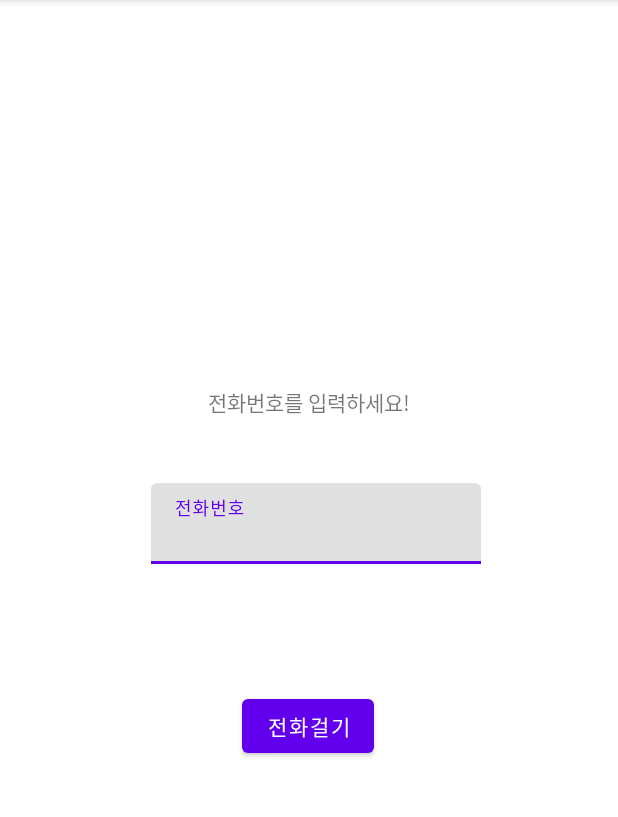
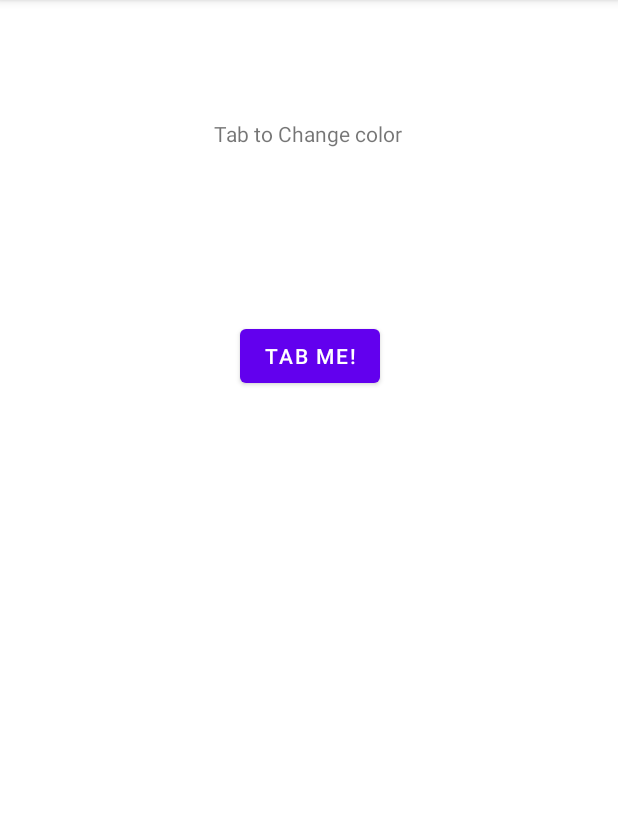
Before and after one commit to yusunghyun/ChaChaGo, an Android app: the screen it shows after launch (MainActivity), on a phone screen of 412 x 824 dp, the part 84-901 px from its top. Run offline under Robolectric (Android 15) with nearby library versions, the light colour scheme and no system bars.

Commit message:
add : second assignment(color text)

```diff
--- a/app/src/main/java/com/example/myapplication/MainActivity.kt
+++ b/app/src/main/java/com/example/myapplication/MainActivity.kt
@@ -1,51 +1,29 @@
 package com.example.myapplication
 
-import android.content.Intent
-import android.content.Intent.createChooser
-import android.net.Uri
+import android.graphics.Color
 import android.os.Bundle
 import android.util.Log
 import android.view.*
 import android.widget.*
-import androidx.activity.result.contract.ActivityResultContracts
 import androidx.appcompat.app.AppCompatActivity
-import com.google.android.material.textfield.TextInputEditText
 import java.util.*
 
 class MainActivity : AppCompatActivity() {
-
-    val requestLauncher = registerForActivityResult(
-        ActivityResultContracts.StartActivityForResult()
-    ) {
-        // 수신 하는 곳. "grade"라는 키워드로 스트링 추출하여 존재 시 토스트 띄움.
-        val receivedText: String? = it.data?.getStringExtra("phoneNumber")
-
-        if (receivedText != null) {
-            Toast.makeText(
-                this,
-                "You can’t call to $receivedText !!!!",
-                Toast.LENGTH_SHORT
-            ).show()
-        }
-    }
-
     override fun onCreate(savedInstanceState: Bundle?) {
         super.onCreate(savedInstanceState)
 
         setContentView(R.layout.activity_main)
 
-        val tBtn: Button = findViewById(R.id.buttonSay)
-        // textInput id 가져오기
-        val tInput: TextInputEditText = findViewById(R.id.phoneInput)
+        val colorText: TextView = findViewById(R.id.colorText)
+        val colorButton: Button = findViewById(R.id.setColorButton)
 
-        tBtn.setOnClickListener {
-            // 전화앱을 띄워주는 역할을 합니다. 이 람다 밖으로 빼면 tel에 입력이 안되어있어서 안으로 넣었습니다...뭘까요..ㅠㅜ
-            val telUri: Uri = Uri.parse("tel:${tInput.text}")
-            // chooser와 함께 위 tel을 띄웁니다. 매니페스트.xml에 미리 action.DIAL과 tel을 넣어놓았습니다.
-            val chooserIntent = Intent(Intent.ACTION_DIAL, telUri).run {
-                createChooser(this, "Which app to use?")
-            }
-            requestLauncher.launch(chooserIntent)
+        colorButton.setOnClickListener {
+            val r: Int = (0..255).random()
+            val g: Int = (0..255).random()
+            val b: Int = (0..255).random()
+
+            colorText.setTextColor(Color.rgb(r, g, b))
+            colorText.text = "COLOR: ${r}r ${g}g ${b}b"
         }
     }
 
--- a/app/src/main/res/layout/activity_main.xml
+++ b/app/src/main/res/layout/activity_main.xml
@@ -6,48 +6,32 @@
     android:layout_height="match_parent"
     tools:context=".MainActivity">
 
+
     <TextView
-        android:id="@+id/textSay"
+        android:id="@+id/colorText"
         android:layout_width="wrap_content"
         android:layout_height="wrap_content"
-        android:layout_marginTop="200dp"
-        android:layout_marginBottom="100dp"
-        android:text="전화번호를 입력하세요!"
-        app:layout_constraintBottom_toBottomOf="parent"
-        app:layout_constraintLeft_toLeftOf="parent"
-        app:layout_constraintRight_toRightOf="parent"
-        app:layout_constraintTop_toTopOf="parent"
-        app:layout_constraintVertical_bias="0.129" />
+        android:layout_marginStart="176dp"
+        android:layout_marginTop="90dp"
+        android:layout_marginEnd="177dp"
+        android:layout_marginBottom="57dp"
+        android:text="Tab to Change color"
+        app:layout_constraintBottom_toTopOf="@+id/setColorButton"
+        app:layout_constraintEnd_toEndOf="parent"
+        app:layout_constraintStart_toStartOf="parent"
+        app:layout_constraintTop_toTopOf="parent" />
 
     <Button
-        android:id="@+id/buttonSay"
+        android:id="@+id/setColorButton"
         android:layout_width="wrap_content"
         android:layout_height="wrap_content"
-        android:layout_marginTop="84dp"
-        android:text="전화걸기"
-        app:layout_constraintEnd_toEndOf="parent"
-        app:layout_constraintHorizontal_bias="0.498"
-        app:layout_constraintStart_toStartOf="parent"
-        app:layout_constraintTop_toBottomOf="@+id/textInputLayout" />
-
-    <com.google.android.material.textfield.TextInputLayout
-        android:id="@+id/textInputLayout"
-        android:layout_width="220dp"
-        android:layout_height="54dp"
-        android:layout_marginStart="100dp"
-        android:layout_marginTop="43dp"
-        android:layout_marginEnd="91dp"
-        android:layout_marginBottom="85dp"
-        app:layout_constraintBottom_toTopOf="@+id/buttonSay"
+        android:layout_marginStart="159dp"
+        android:layout_marginTop="57dp"
+        android:layout_marginEnd="158dp"
+        android:layout_marginBottom="517dp"
+        android:text="TAB ME!"
+        app:layout_constraintBottom_toBottomOf="parent"
         app:layout_constraintEnd_toEndOf="parent"
         app:layout_constraintStart_toStartOf="parent"
-        app:layout_constraintTop_toBottomOf="@+id/textSay">
-
-        <com.google.android.material.textfield.TextInputEditText
-            android:id="@+id/phoneInput"
-            android:layout_width="match_parent"
-            android:layout_height="wrap_content"
-            android:hint="전화번호" />
-    </com.google.android.material.textfield.TextInputLayout>
-
+        app:layout_constraintTop_toBottomOf="@+id/colorText" />
 </androidx.constraintlayout.widget.ConstraintLayout>
```
